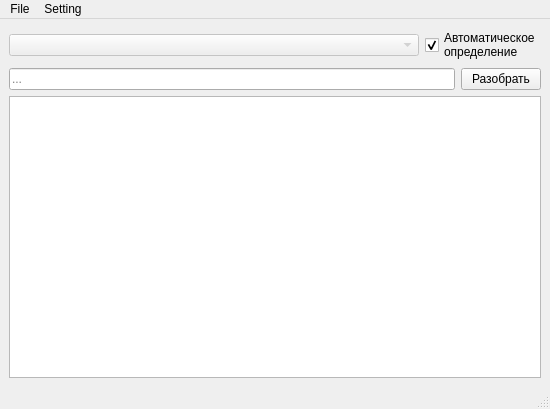
The window that ui/main_window.ui (bednick/parser-vendor-code) describes before a commit, drawn with Qt 5.
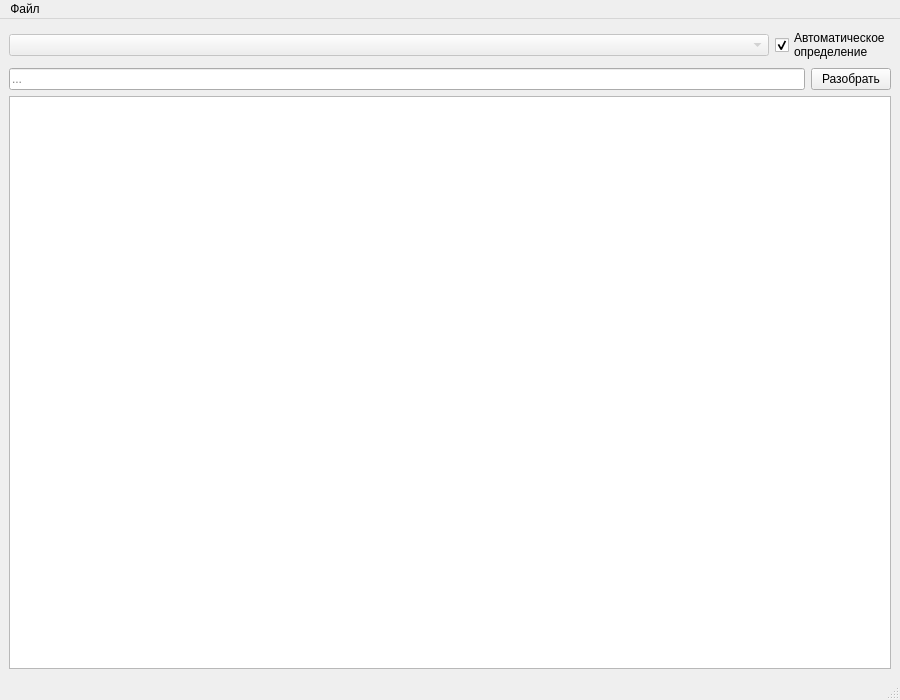
The same window after the commit.

What changed in the file:
```diff
--- a/ui/main_window.ui
+++ b/ui/main_window.ui
@@ -6,8 +6,8 @@
    <rect>
     <x>0</x>
     <y>0</y>
-    <width>550</width>
-    <height>409</height>
+    <width>900</width>
+    <height>700</height>
    </rect>
   </property>
   <property name="minimumSize">
@@ -20,7 +20,7 @@
    <string>Разбираем артикул</string>
   </property>
   <widget class="QWidget" name="centralwidget">
-   <layout class="QVBoxLayout" name="verticalLayout_2" stretch="0,1">
+   <layout class="QVBoxLayout" name="verticalLayout_2" stretch="0,0">
     <item>
      <layout class="QVBoxLayout" name="verticalLayout">
       <item>
@@ -72,10 +72,43 @@
      </layout>
     </item>
     <item>
-     <widget class="QListWidget" name="listWidget">
+     <widget class="QTableWidget" name="tableWidget">
+      <property name="editTriggers">
+       <set>QAbstractItemView::NoEditTriggers</set>
+      </property>
+      <property name="alternatingRowColors">
+       <bool>true</bool>
+      </property>
       <property name="selectionMode">
        <enum>QAbstractItemView::SingleSelection</enum>
       </property>
+      <property name="selectionBehavior">
+       <enum>QAbstractItemView::SelectItems</enum>
+      </property>
+      <attribute name="horizontalHeaderVisible">
+       <bool>false</bool>
+      </attribute>
+      <attribute name="horizontalHeaderStretchLastSection">
+       <bool>true</bool>
+      </attribute>
+      <attribute name="verticalHeaderVisible">
+       <bool>false</bool>
+      </attribute>
+      <column>
+       <property name="text">
+        <string>Название</string>
+       </property>
+      </column>
+      <column>
+       <property name="text">
+        <string>Ключ</string>
+       </property>
+      </column>
+      <column>
+       <property name="text">
+        <string>Значение</string>
+       </property>
+      </column>
      </widget>
     </item>
    </layout>
@@ -85,26 +118,18 @@
     <rect>
      <x>0</x>
      <y>0</y>
-     <width>550</width>
+     <width>900</width>
      <height>26</height>
     </rect>
    </property>
    <widget class="QMenu" name="menuFile">
     <property name="title">
-     <string>File</string>
-    </property>
-    <addaction name="separator"/>
-    <addaction name="actionQuet"/>
-   </widget>
-   <widget class="QMenu" name="menuSetting">
-    <property name="title">
-     <string>Setting</string>
+     <string>Файл</string>
     </property>
     <addaction name="actionTemplates"/>
     <addaction name="actionDirectories"/>
    </widget>
    <addaction name="menuFile"/>
-   <addaction name="menuSetting"/>
   </widget>
   <widget class="QStatusBar" name="statusbar"/>
   <action name="actionQuet">
```
Left out of the diff: 17 changed lines with no effect on the pictures.
